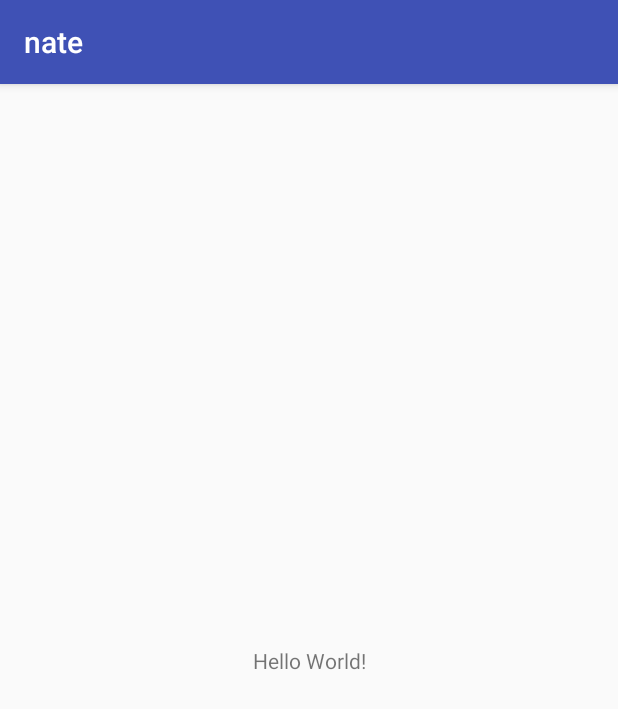
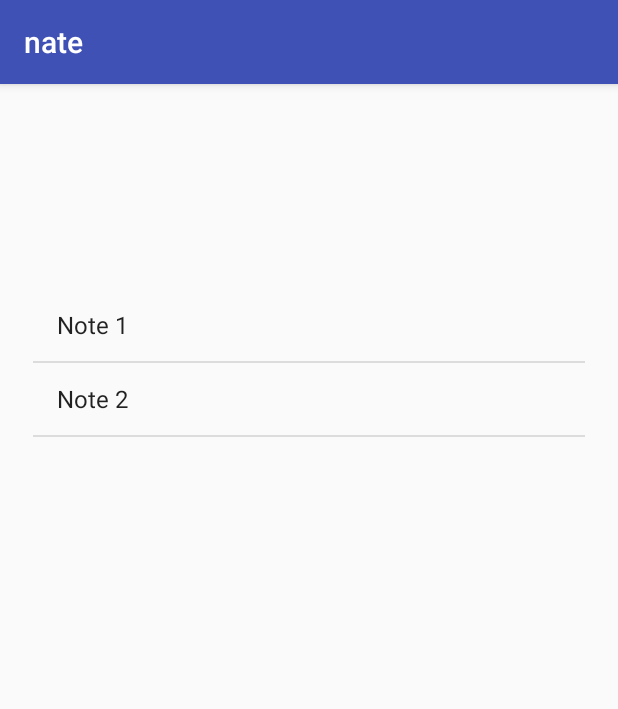
Before and after one commit to Shamrock-Frost/nate, an Android app: the screen it shows after launch (MainActivity), on a phone screen of 412 x 824 dp. Shown: the top 709 px of the screen. Run offline under Robolectric (Android 15) with nearby library versions, the phone set to English and light mode, and no system bars.

Commit message:
Added ListView for notes

```diff
--- a/android/nate/app/src/main/java/com/beanie/nate/nate/MainActivity.kt
+++ b/android/nate/app/src/main/java/com/beanie/nate/nate/MainActivity.kt
@@ -1,12 +1,38 @@
 package com.beanie.nate.nate
 
+import android.app.NotificationManager
+import android.content.Context
 import android.support.v7.app.AppCompatActivity
 import android.os.Bundle
+import android.support.v4.app.NotificationCompat
+import android.view.View
+import android.widget.AdapterView
+import android.widget.ArrayAdapter
+import android.widget.ListAdapter
+import android.widget.ListView
 
 class MainActivity : AppCompatActivity() {
+    lateinit var notesListView : ListView
 
     override fun onCreate(savedInstanceState : Bundle?) {
         super.onCreate(savedInstanceState)
         setContentView(R.layout.activity_main)
+
+        notesListView = findViewById(R.id.notes_list)
+
+        val notes = arrayOf("Note 1", "Note 2")
+        val listAdapter = ArrayAdapter(this, android.R.layout.simple_list_item_1, notes)
+        notesListView.adapter = listAdapter
+        notesListView.onItemClickListener = AdapterView.OnItemClickListener { adapterView, view, i, l ->
+            (adapterView.getItemAtPosition(i) as? String)?.let { item ->
+                val notificationBuilder = NotificationCompat.Builder(this, "")
+                        .setContentTitle("Nate")
+                        .setContentText("You clicked $item")
+                        .setSmallIcon(android.R.drawable.ic_delete)
+                val notificationManager = getSystemService(Context.NOTIFICATION_SERVICE) as NotificationManager
+                val notification = notificationBuilder.build()
+                notificationManager.notify(1, notification)
+            }
+        }
     }
 }
--- a/android/nate/app/src/main/res/layout/activity_main.xml
+++ b/android/nate/app/src/main/res/layout/activity_main.xml
@@ -6,13 +6,13 @@
     android:layout_height="match_parent"
     tools:context="com.beanie.nate.nate.MainActivity">
 
-    <TextView
-        android:layout_width="wrap_content"
-        android:layout_height="wrap_content"
-        android:text="Hello World!"
+    <ListView
+        android:id="@+id/notes_list"
+        android:layout_width="368dp"
+        android:layout_height="495dp"
         app:layout_constraintBottom_toBottomOf="parent"
-        app:layout_constraintLeft_toLeftOf="parent"
-        app:layout_constraintRight_toRightOf="parent"
+        app:layout_constraintEnd_toEndOf="parent"
+        app:layout_constraintHorizontal_bias="0.5"
+        app:layout_constraintStart_toStartOf="parent"
         app:layout_constraintTop_toTopOf="parent" />
-
 </android.support.constraint.ConstraintLayout>
```
